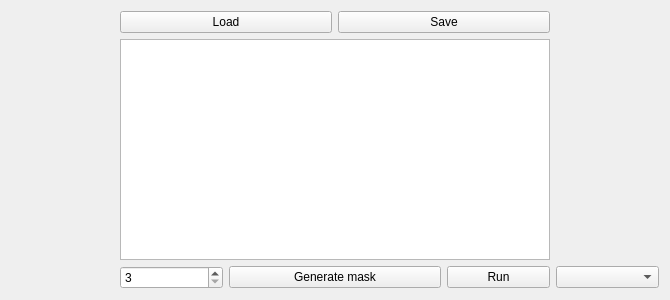
Old version of the form GAUSS_MAPREDUCE/widget.ui in the repository QueerDeer/uni-exercises.
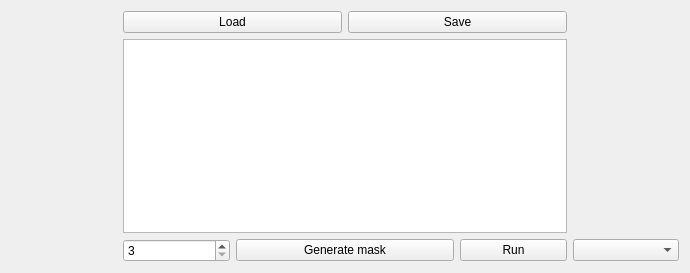
New version of the form.

The edit to the form file:
```diff
--- a/GAUSS_MAPREDUCE/widget.ui
+++ b/GAUSS_MAPREDUCE/widget.ui
@@ -6,8 +6,8 @@
    <rect>
     <x>0</x>
     <y>0</y>
-    <width>670</width>
-    <height>300</height>
+    <width>690</width>
+    <height>273</height>
    </rect>
   </property>
   <property name="windowTitle">
@@ -32,8 +32,8 @@
     <widget class="QLabel" name="label">
      <property name="maximumSize">
       <size>
-       <width>512</width>
-       <height>432</height>
+       <width>401</width>
+       <height>151</height>
       </size>
      </property>
      <property name="text">
@@ -46,12 +46,6 @@
    </item>
    <item row="1" column="5">
     <widget class="QLabel" name="label_2">
-     <property name="maximumSize">
-      <size>
-       <width>512</width>
-       <height>432</height>
-      </size>
-     </property>
      <property name="text">
       <string/>
      </property>
```
